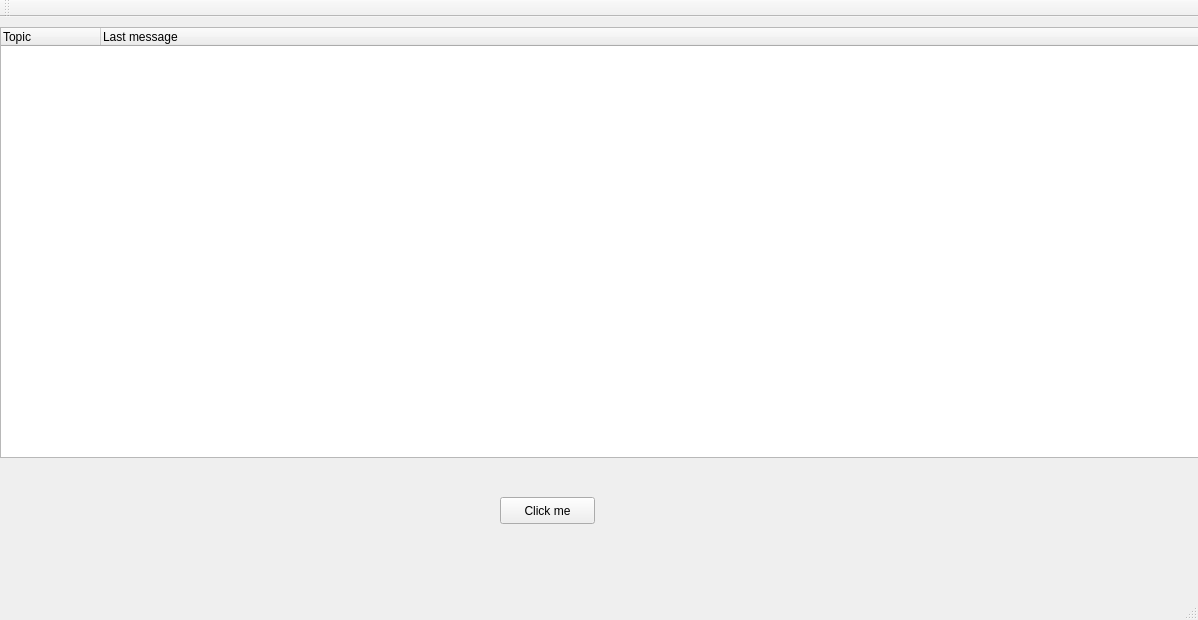
Before: the Qt Designer form ICP/mainwindow.ui in leSamo/ICP, drawn with Qt 5.
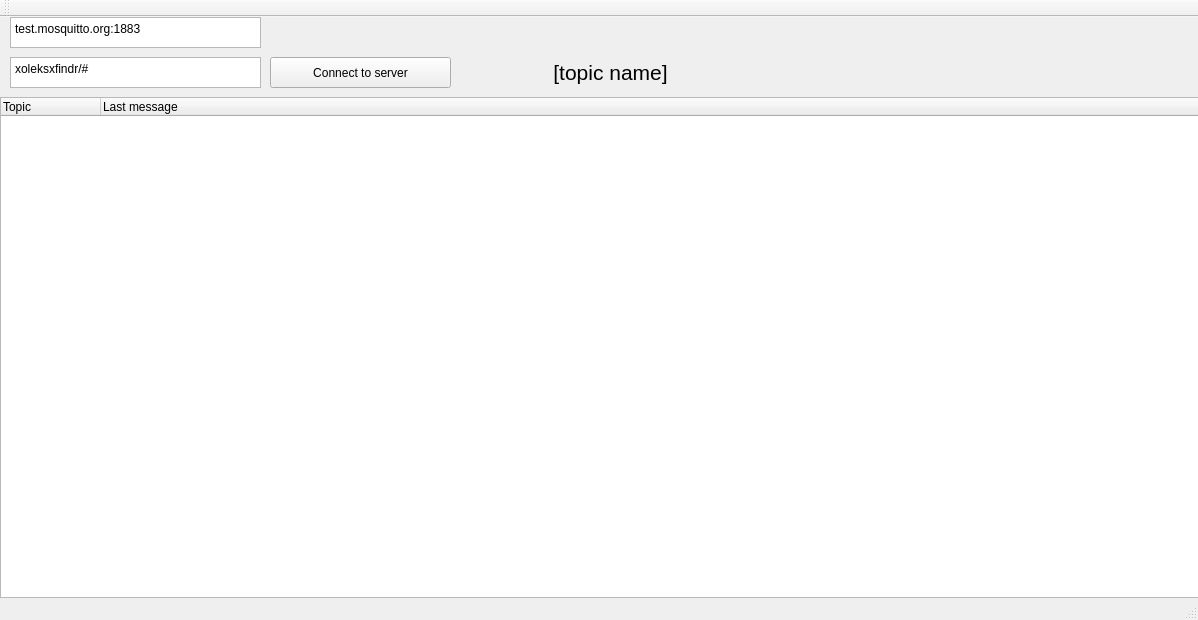
After: the same form once the commit is applied.

Commit message: Input fields to choose server and topic

What changed in the file:
```diff
--- a/ICP/mainwindow.ui
+++ b/ICP/mainwindow.ui
@@ -18,9 +18,9 @@
     <property name="geometry">
      <rect>
       <x>0</x>
-      <y>10</y>
+      <y>80</y>
       <width>1201</width>
-      <height>431</height>
+      <height>501</height>
      </rect>
     </property>
     <column>
@@ -37,14 +37,64 @@
    <widget class="QPushButton" name="pushButton">
     <property name="geometry">
      <rect>
-      <x>500</x>
-      <y>480</y>
-      <width>95</width>
-      <height>27</height>
+      <x>270</x>
+      <y>40</y>
+      <width>181</width>
+      <height>31</height>
      </rect>
     </property>
     <property name="text">
-     <string>Click me</string>
+     <string>Connect to server</string>
+    </property>
+   </widget>
+   <widget class="QPlainTextEdit" name="inputServer">
+    <property name="geometry">
+     <rect>
+      <x>10</x>
+      <y>0</y>
+      <width>251</width>
+      <height>31</height>
+     </rect>
+    </property>
+    <property name="plainText">
+     <string>test.mosquitto.org:1883</string>
+    </property>
+    <property name="placeholderText">
+     <string>Server address and port</string>
+    </property>
+   </widget>
+   <widget class="QPlainTextEdit" name="inputTopic">
+    <property name="geometry">
+     <rect>
+      <x>10</x>
+      <y>40</y>
+      <width>251</width>
+      <height>31</height>
+     </rect>
+    </property>
+    <property name="plainText">
+     <string>xoleksxfindr/#</string>
+    </property>
+   </widget>
+   <widget class="QLabel" name="txtTitle">
+    <property name="geometry">
+     <rect>
+      <x>460</x>
+      <y>40</y>
+      <width>301</width>
+      <height>31</height>
+     </rect>
+    </property>
+    <property name="font">
+     <font>
+      <pointsize>16</pointsize>
+     </font>
+    </property>
+    <property name="text">
+     <string>[topic name]</string>
+    </property>
+    <property name="alignment">
+     <set>Qt::AlignCenter</set>
     </property>
    </widget>
   </widget>
```
Left out of the diff: 2 changed lines with no effect on the pictures. The commit also changes 4 other files.
